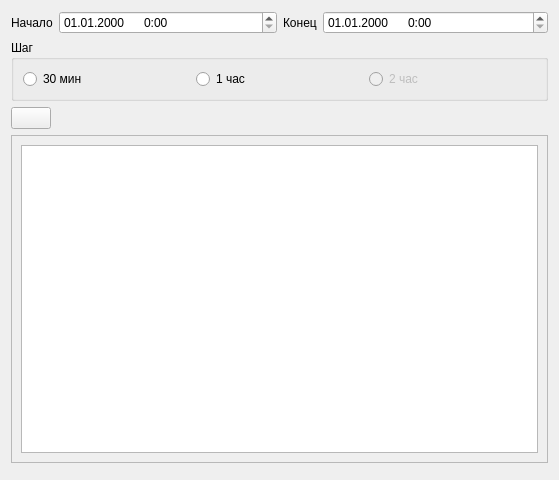
zaswed76/pc_club, file club_stat/gui/ui/out_form.ui: the form before one commit.
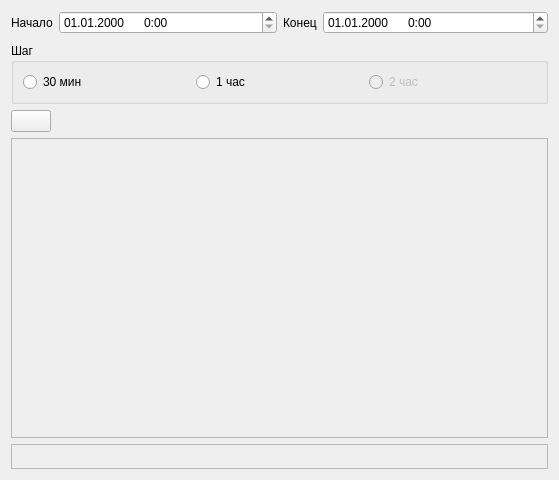
The form after the commit.

Commit message: create out_form

Patch:
```diff
--- a/club_stat/gui/ui/out_form.ui
+++ b/club_stat/gui/ui/out_form.ui
@@ -130,7 +130,14 @@
      </property>
      <layout class="QVBoxLayout" name="verticalLayout_2">
       <item>
-       <widget class="QGraphicsView" name="graphics"/>
+       <widget class="QLabel" name="graph_lb">
+        <property name="text">
+         <string/>
+        </property>
+        <property name="scaledContents">
+         <bool>true</bool>
+        </property>
+       </widget>
       </item>
      </layout>
     </widget>
```
The commit also changes 1 other file.
